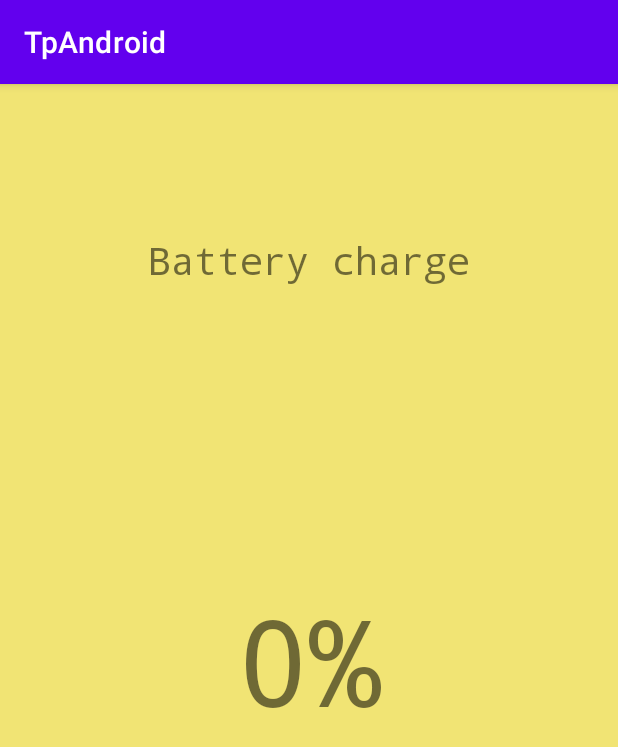
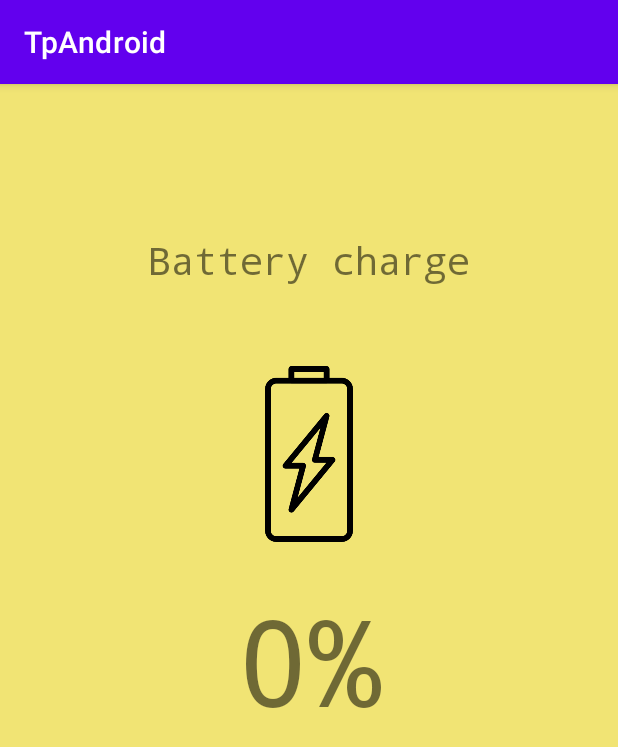
Before and after one commit to PazMatias/TpAndroid, an Android app: the BatteryActivity screen opened directly, with no data from a screen before it, on a phone screen of 412 x 824 dp. Shown: the top 747 px of the screen. Run offline under Robolectric (Android 15) with nearby library versions, the phone set to English and light mode, and no system bars; 3 statements that could not run were skipped.

Commit message:
Se agrega battery icon

```diff
--- a/app/src/main/res/layout/activity_battery.xml
+++ b/app/src/main/res/layout/activity_battery.xml
@@ -1,6 +1,7 @@
 <?xml version="1.0" encoding="utf-8"?>
 <androidx.constraintlayout.widget.ConstraintLayout xmlns:android="http://schemas.android.com/apk/res/android"
     xmlns:tools="http://schemas.android.com/tools"
+    xmlns:app="http://schemas.android.com/apk/res-auto"
     android:layout_width="match_parent"
     android:layout_height="match_parent"
     android:background="@color/yellow"
@@ -16,14 +17,26 @@
         android:fontFamily="monospace"
         android:layout_marginTop="100dp"/>
 
+    <ImageView
+        android:id="@+id/batteryImageView"
+        android:layout_width="137dp"
+        android:layout_height="117dp"
+        android:layout_marginTop="188dp"
+        app:layout_constraintEnd_toEndOf="parent"
+        app:layout_constraintStart_toStartOf="parent"
+        app:layout_constraintTop_toTopOf="parent"
+        app:srcCompat="@drawable/battery" />
+
     <TextView
         android:id="@+id/textViewPercentageBattery"
         android:layout_width="match_parent"
         android:layout_height="match_parent"
         android:fontFamily="monospace"
+        android:gravity="center"
+        android:text="100%"
         android:textSize="80dp"
-        android:text="100%"
-        android:gravity="center" />
+        tools:layout_editor_absoluteX="0dp"
+        tools:layout_editor_absoluteY="-16dp" />
 
 
 </androidx.constraintlayout.widget.ConstraintLayout>
```
Also changed, not shown: app/src/main/res/drawable/battery.png (added), 2 other files.
